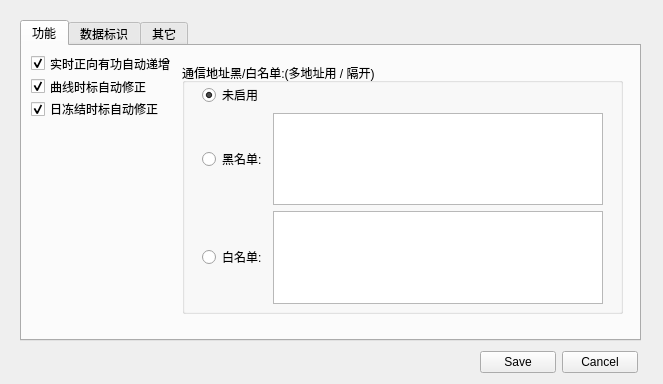
The window that UI_Meter698_config.ui (yuani520/Meter698-45Simulator) describes before a commit, drawn with Qt 5.
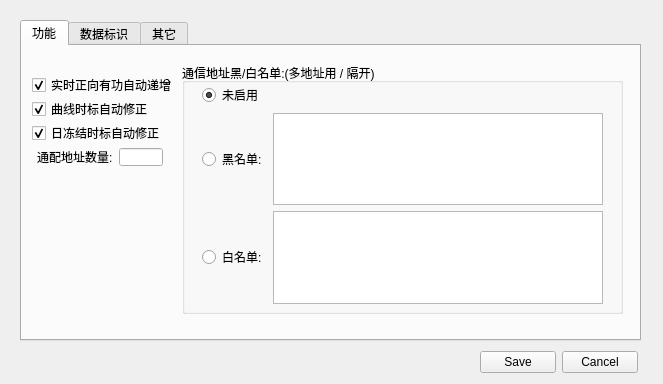
The same window after the commit. The open tabs and pages were chosen to show the change.

Commit message: 增加通配数量

```diff
--- a/UI_Meter698_config.ui
+++ b/UI_Meter698_config.ui
@@ -53,10 +53,10 @@
     <widget class="QWidget" name="layoutWidget">
      <property name="geometry">
       <rect>
-       <x>9</x>
-       <y>9</y>
+       <x>10</x>
+       <y>30</y>
        <width>145</width>
-       <height>62</height>
+       <height>90</height>
       </rect>
      </property>
      <layout class="QVBoxLayout" name="verticalLayout">
@@ -102,6 +102,33 @@
         </property>
        </widget>
       </item>
+      <item>
+       <layout class="QHBoxLayout" name="horizontalLayout_5">
+        <property name="leftMargin">
+         <number>5</number>
+        </property>
+        <property name="rightMargin">
+         <number>14</number>
+        </property>
+        <item>
+         <widget class="QLabel" name="label">
+          <property name="text">
+           <string>通配地址数量:</string>
+          </property>
+         </widget>
+        </item>
+        <item>
+         <widget class="QLineEdit" name="lineEdit">
+          <property name="text">
+           <string/>
+          </property>
+          <property name="alignment">
+           <set>Qt::AlignCenter</set>
+          </property>
+         </widget>
+        </item>
+       </layout>
+      </item>
      </layout>
     </widget>
     <widget class="QGroupBox" name="groupBox_2">
```
Left out of the diff: 4 changed lines with no effect on the pictures. The commit also changes 3 other files.
